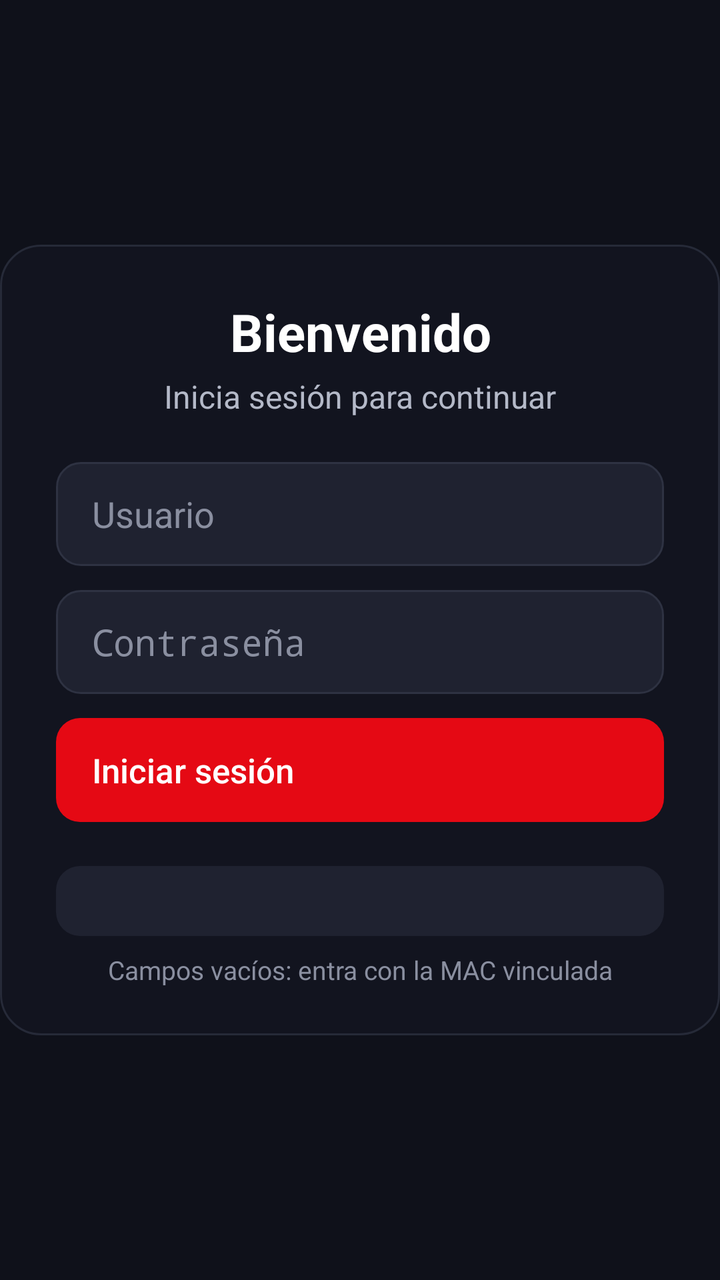
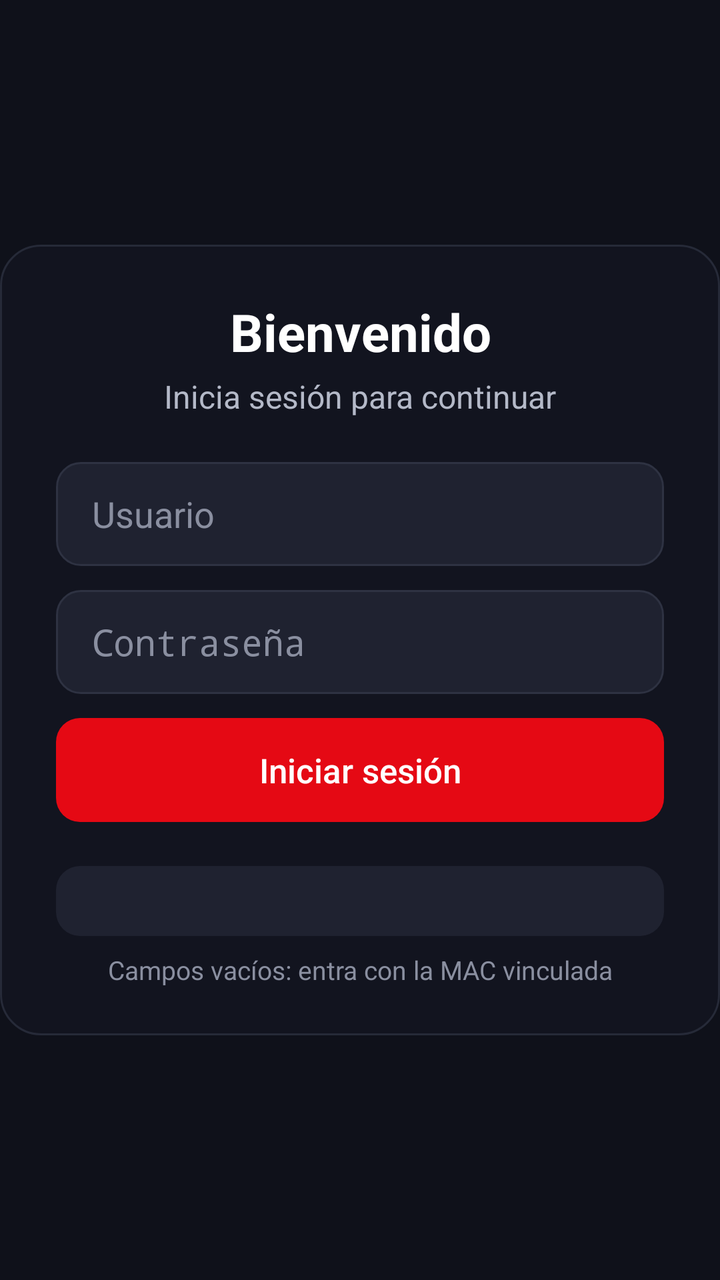

An Android layout rendered at two revisions. The XML below is the earlier revision; the diff shows what the commit changed to produce the second picture.
<!-- AndroidManifest.xml: activity theme AppTheme.SplashScreen -->
<!-- res/layout/activity_sync_gateway.xml -->
<?xml version="1.0" encoding="utf-8"?>
<androidx.constraintlayout.widget.ConstraintLayout xmlns:android="http://schemas.android.com/apk/res/android"
    xmlns:app="http://schemas.android.com/apk/res-auto"
    android:layout_width="match_parent"
    android:layout_height="match_parent"
    android:background="@color/roku_background">

    <ImageView
        android:id="@+id/bgGateway"
        android:layout_width="match_parent"
        android:layout_height="match_parent"
        android:scaleType="centerCrop"
        android:visibility="gone"
        android:alpha="0.6"
        android:importantForAccessibility="no"
        android:contentDescription="@null" />

    
    <ScrollView
        android:id="@+id/loginScroll"
        android:layout_width="0dp"
        android:layout_height="wrap_content"
        app:layout_constraintWidth_max="400dp"
        app:layout_constraintEnd_toEndOf="parent"
        app:layout_constraintTop_toTopOf="parent"
        app:layout_constraintBottom_toBottomOf="parent"
        app:layout_constraintStart_toStartOf="parent"
        app:layout_constraintHorizontal_bias="0.5"
        android:scrollbars="none">

        <LinearLayout
            android:id="@+id/loginContainer"
            android:layout_width="match_parent"
            android:layout_height="wrap_content"
            android:orientation="vertical"
            android:gravity="center"
            android:paddingStart="28dp"
            android:paddingEnd="28dp"
            android:paddingTop="26dp"
            android:paddingBottom="24dp"
            android:background="@drawable/bg_login_card">

            <ImageView
                android:id="@+id/logoGateway"
                android:layout_width="match_parent"
                android:layout_height="84dp"
                android:layout_marginBottom="14dp"
                android:visibility="gone"
                android:scaleType="fitCenter"
                android:adjustViewBounds="true"
                android:importantForAccessibility="no"
                android:contentDescription="@null" />

            <TextView
                android:layout_width="match_parent"
                android:layout_height="wrap_content"
                android:gravity="center"
                android:text="Bienvenido"
                android:textColor="#FFFFFF"
                android:textSize="26sp"
                android:textStyle="bold" />

            <TextView
                android:layout_width="match_parent"
                android:layout_height="wrap_content"
                android:layout_marginTop="4dp"
                android:layout_marginBottom="22dp"
                android:gravity="center"
                android:text="Inicia sesión para continuar"
                android:textColor="#B4B9C8"
                android:textSize="16sp" />

            <EditText
                android:id="@+id/inputAlpha"
                android:layout_width="match_parent"
                android:layout_height="52dp"
                android:background="@drawable/bg_login_field"
                android:gravity="center_vertical"
                android:textColor="#FFFFFF"
                android:paddingStart="18dp"
                android:paddingEnd="18dp"
                android:inputType="textNoSuggestions"
                android:layout_marginBottom="12dp"
                android:focusable="true"
                android:hint="Usuario"
                android:textColorHint="@color/login_hint_text" />

            <EditText
                android:id="@+id/inputBeta"
                android:layout_width="match_parent"
                android:layout_height="52dp"
                android:background="@drawable/bg_login_field"
                android:gravity="center_vertical"
                android:textColor="#FFFFFF"
                android:paddingStart="18dp"
                android:paddingEnd="18dp"
                android:inputType="textPassword"
                android:layout_marginBottom="12dp"
                android:focusable="true"
                android:hint="Contraseña"
                android:textColorHint="@color/login_hint_text" />

            <Button
                android:id="@+id/btnSync"
                android:layout_width="match_parent"
                android:layout_height="52dp"
                android:background="@drawable/bg_login_button"
                android:gravity="center_vertical|start"
                android:paddingStart="18dp"
                android:paddingEnd="18dp"
                android:stateListAnimator="@null"
                android:text="Iniciar sesión"
                android:textAllCaps="false"
                android:textColor="#FFFFFF"
                android:textSize="17sp"
                android:focusable="true" />

            <ProgressBar
                android:id="@+id/progressSync"
                android:layout_width="wrap_content"
                android:layout_height="wrap_content"
                android:layout_marginTop="12dp"
                android:visibility="gone"
                android:indeterminateTint="@color/login_focus"/>

            <TextView
                android:id="@+id/txtStatus"
                android:layout_width="match_parent"
                android:layout_height="wrap_content"
                android:layout_marginTop="12dp"
                android:gravity="center"
                android:textColor="#FF5252"
                android:textStyle="bold"
                android:visibility="gone"/>

            
            <TextView
                android:id="@+id/txtDeviceMac"
                android:layout_width="match_parent"
                android:layout_height="wrap_content"
                android:layout_marginTop="22dp"
                android:background="@drawable/bg_login_chip"
                android:gravity="center"
                android:paddingTop="8dp"
                android:paddingBottom="8dp"
                android:textColor="#E5E5E5"
                android:textIsSelectable="true"
                android:textSize="14sp" />

            <TextView
                android:layout_width="match_parent"
                android:layout_height="wrap_content"
                android:layout_marginTop="8dp"
                android:gravity="center"
                android:text="Campos vacíos: entra con la MAC vinculada"
                android:textColor="#8A8FA0"
                android:textSize="13sp" />
        </LinearLayout>
    </ScrollView>
</androidx.constraintlayout.widget.ConstraintLayout>
<!-- resources referenced by this layout -->
<resources>
  <color name="login_focus">#D0D4DC</color>
  <color name="roku_background">#0F111A</color>
  <!-- drawable bg_login_button (drawable) -->
  <?xml version="1.0" encoding="utf-8"?>
  <selector xmlns:android="http://schemas.android.com/apk/res/android">
      <item android:state_focused="true">
          <shape>
              <corners android:radius="12dp" />
              <solid android:color="@color/roku_red" />
              <stroke android:width="2dp" android:color="@color/login_focus" />
          </shape>
      </item>
      <item android:state_pressed="true">
          <shape>
              <corners android:radius="12dp" />
              <solid android:color="@color/roku_red" />
              <stroke android:width="2dp" android:color="@color/login_focus" />
          </shape>
      </item>
      <item>
          <shape>
              <corners android:radius="12dp" />
              <solid android:color="@color/roku_red" />
          </shape>
      </item>
  </selector>
  <!-- drawable bg_login_card (drawable) -->
  <?xml version="1.0" encoding="utf-8"?>
  <shape xmlns:android="http://schemas.android.com/apk/res/android">
      <corners android:radius="20dp" />
      <solid android:color="#F2121520" />
      <stroke android:width="1dp" android:color="#262A38" />
  </shape>
  <!-- drawable bg_login_chip (drawable) -->
  <?xml version="1.0" encoding="utf-8"?>
  <shape xmlns:android="http://schemas.android.com/apk/res/android">
      <corners android:radius="12dp" />
      <solid android:color="@color/roku_field" />
  </shape>
  <!-- drawable bg_login_field (drawable) -->
  <?xml version="1.0" encoding="utf-8"?>
  <selector xmlns:android="http://schemas.android.com/apk/res/android">
      <item android:state_focused="true">
          <shape>
              <corners android:radius="12dp" />
              <solid android:color="@color/roku_field" />
              <stroke android:width="2dp" android:color="@color/login_focus" />
          </shape>
      </item>
      <item>
          <shape>
              <corners android:radius="12dp" />
              <solid android:color="@color/roku_field" />
              <stroke android:width="1dp" android:color="#2E3242" />
          </shape>
      </item>
  </selector>
  <style name="AppTheme.SplashScreen" parent="Theme.AppCompat">
          <item name="android:windowBackground">#0F111A</item>
      </style>
  <color name="roku_red">#E50914</color>
  <color name="roku_field">#1F2230</color>
</resources>

<!-- the commit's change to res/layout/activity_sync_gateway.xml (unified diff, before → after) -->
@@ -105,7 +105,7 @@
                 android:layout_width="match_parent"
                 android:layout_height="52dp"
                 android:background="@drawable/bg_login_button"
-                android:gravity="center_vertical|start"
+                android:gravity="center"
                 android:paddingStart="18dp"
                 android:paddingEnd="18dp"
                 android:stateListAnimator="@null"
